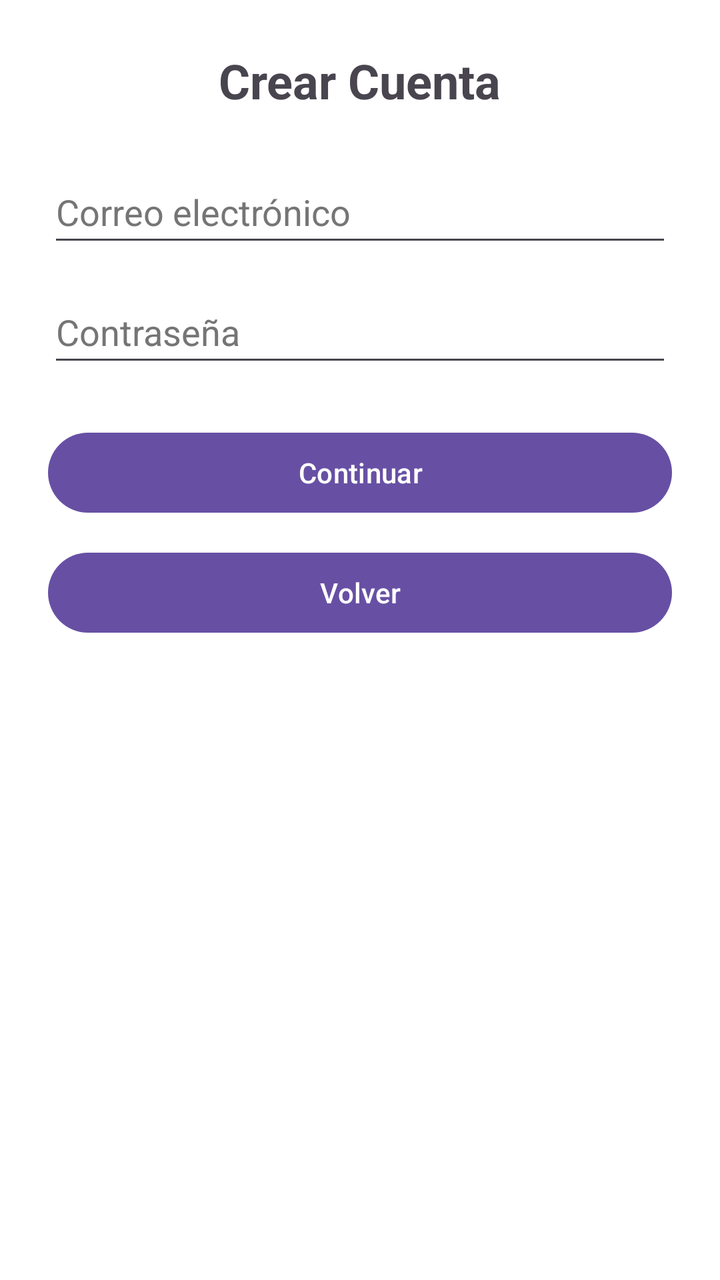
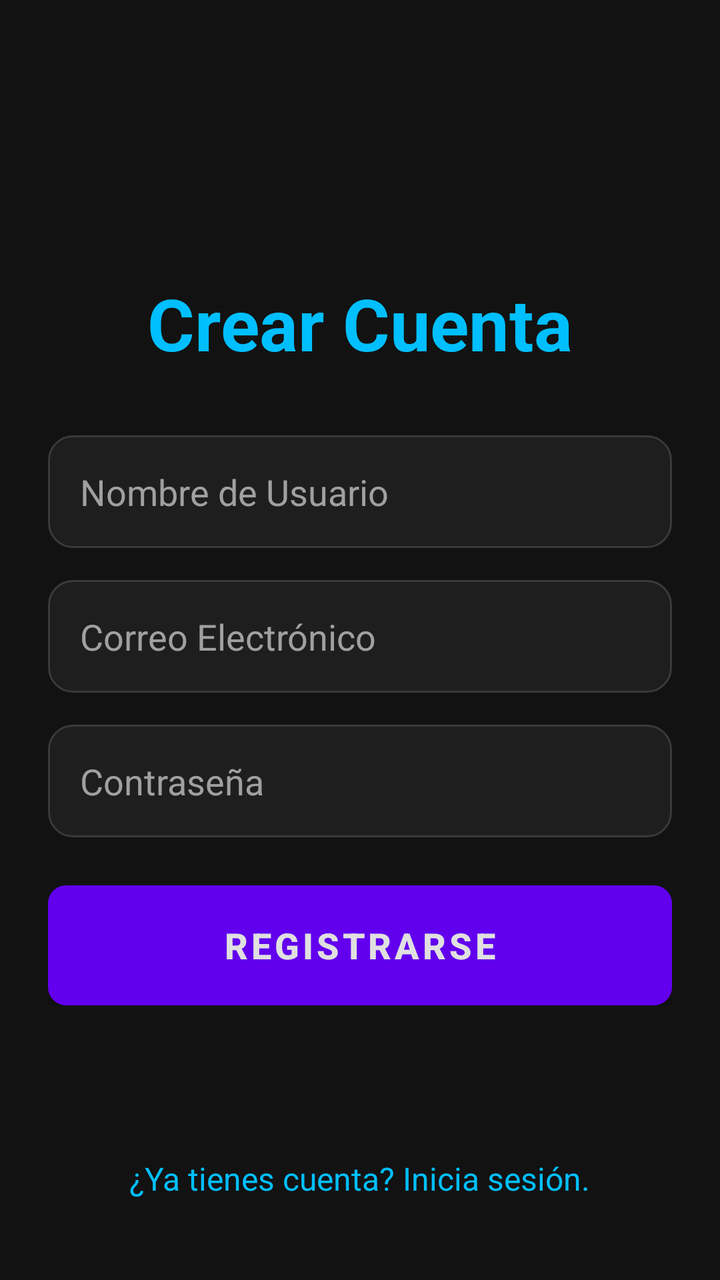

Before-and-after screenshots of an Android layout around one commit, followed by the original layout XML and the change that was made.
<!-- AndroidManifest.xml: application theme Theme.PathSecure -->
<!-- res/layout/activity_register.xml -->
<?xml version="1.0" encoding="utf-8"?>
<LinearLayout xmlns:android="http://schemas.android.com/apk/res/android"
    xmlns:tools="http://schemas.android.com/tools"
    android:layout_width="match_parent"
    android:layout_height="match_parent"
    android:orientation="vertical"
    android:gravity="center_horizontal"
    android:padding="24dp"
    android:background="#FFFFFF">

    <TextView
        android:layout_width="wrap_content"
        android:layout_height="wrap_content"
        android:text="Crear Cuenta"
        android:textSize="24sp"
        android:textStyle="bold"
        android:layout_marginBottom="24dp"
        tools:ignore="HardcodedText" />

    <EditText
        android:id="@+id/etEmailReg"
        android:layout_width="match_parent"
        android:layout_height="wrap_content"
        android:hint="Correo electrónico"
        android:inputType=""
        android:minHeight="48dp"
        android:textColorHint="#757575"
        tools:ignore=",Autofill,HardcodedText,TextFields,VisualLintTextFieldSize,TextContrastCheck,TextContrastCheck,TextContrastCheck" />

    <EditText
        android:id="@+id/etPassReg"
        android:layout_width="match_parent"
        android:layout_height="wrap_content"
        android:layout_marginTop="12dp"
        android:hint="Contraseña"
        android:inputType="textPassword"
        android:minHeight="48dp"
        android:textColorHint="#757575"
        tools:ignore="Autofill,HardcodedText,VisualLintTextFieldSize,TextContrastCheck,TouchTargetSizeCheck" />

    <Button
        android:id="@+id/btnCreateAccount"
        android:layout_width="match_parent"
        android:layout_height="wrap_content"
        android:text="Continuar"
        android:layout_marginTop="24dp"
        tools:ignore="HardcodedText,VisualLintButtonSize" />

    <Button
        android:id="@+id/btnBack"
        android:layout_width="match_parent"
        android:layout_height="wrap_content"
        android:text="Volver"
        android:layout_marginTop="12dp"
        tools:ignore="HardcodedText,VisualLintButtonSize" />
</LinearLayout>
<!-- resources referenced by this layout -->
<resources>
  <style name="Theme.PathSecure" parent="Base.Theme.PathSecure" />
  <style name="Base.Theme.PathSecure" parent="Theme.Material3.DayNight.NoActionBar">
          
          
      </style>
</resources>

<!-- the commit's change to res/layout/activity_register.xml (unified diff, before → after) -->
@@ -1,56 +1,88 @@
 <?xml version="1.0" encoding="utf-8"?>
-<LinearLayout xmlns:android="http://schemas.android.com/apk/res/android"
+<RelativeLayout xmlns:android="http://schemas.android.com/apk/res/android"
     xmlns:tools="http://schemas.android.com/tools"
     android:layout_width="match_parent"
     android:layout_height="match_parent"
-    android:orientation="vertical"
-    android:gravity="center_horizontal"
+    android:background="@color/futuristic_background"
     android:padding="24dp"
-    android:background="#FFFFFF">
+    tools:context=".activities.RegisterActivity">
 
+    <LinearLayout
+        android:layout_width="match_parent"
+        android:layout_height="wrap_content"
+        android:layout_centerInParent="true"
+        android:orientation="vertical">
+
+        <TextView
+            android:layout_width="wrap_content"
+            android:layout_height="wrap_content"
+            android:layout_gravity="center_horizontal"
+            android:text="Crear Cuenta"
+            android:textColor="@color/futuristic_primary_accent"
+            android:textSize="36sp"
+            android:textStyle="bold"
+            android:layout_marginBottom="32dp"/>
+
+        
+        <EditText
+            android:id="@+id/etUsername"
+            android:layout_width="match_parent"
+            android:layout_height="wrap_content"
+            android:layout_marginBottom="16dp"
+            android:background="@drawable/card_background_futuristic"
+            android:hint="Nombre de Usuario"
+            android:inputType="textPersonName"
+            android:padding="16dp"
+            android:textColor="@color/futuristic_text_primary"
+            android:textColorHint="@color/futuristic_text_secondary" />
+
+        
+        <EditText
+            android:id="@+id/etEmail"
+            android:layout_width="match_parent"
+            android:layout_height="wrap_content"
+            android:layout_marginBottom="16dp"
+            android:background="@drawable/card_background_futuristic"
+            android:hint="Correo Electrónico"
+            android:inputType="textEmailAddress"
+            android:padding="16dp"
+            android:textColor="@color/futuristic_text_primary"
+            android:textColorHint="@color/futuristic_text_secondary" />
+
+        
+        <EditText
+            android:id="@+id/etPassword"
+            android:layout_width="match_parent"
+            android:layout_height="wrap_content"
+            android:layout_marginBottom="24dp"
+            android:background="@drawable/card_background_futuristic"
+            android:hint="Contraseña"
+            android:inputType="textPassword"
+            android:padding="16dp"
+            android:textColor="@color/futuristic_text_primary"
+            android:textColorHint="@color/futuristic_text_secondary" />
+
+        
+        <Button
+            android:id="@+id/btnRegister"
+            style="@style/FuturisticButton"
+            android:layout_width="match_parent"
+            android:layout_height="60dp"
+            android:text="Registrarse"
+            android:textSize="18sp" />
+
+    </LinearLayout>
+
+    
     <TextView
+        android:id="@+id/tvGoToLogin"
         android:layout_width="wrap_content"
         android:layout_height="wrap_content"
-        android:text="Crear Cuenta"
-        android:textSize="24sp"
-        android:textStyle="bold"
-        android:layout_marginBottom="24dp"
-        tools:ignore="HardcodedText" />
+        android:layout_alignParentBottom="true"
+        android:layout_centerHorizontal="true"
+        android:text="¿Ya tienes cuenta? Inicia sesión."
+        android:textColor="@color/futuristic_primary_accent"
+        android:padding="16dp"
+        android:textSize="16sp" />
 
-    <EditText
-        android:id="@+id/etEmailReg"
-        android:layout_width="match_parent"
-        android:layout_height="wrap_content"
-        android:hint="Correo electrónico"
-        android:inputType=""
-        android:minHeight="48dp"
-        android:textColorHint="#757575"
-        tools:ignore=",Autofill,HardcodedText,TextFields,VisualLintTextFieldSize,TextContrastCheck,TextContrastCheck,TextContrastCheck" />
-
-    <EditText
-        android:id="@+id/etPassReg"
-        android:layout_width="match_parent"
-        android:layout_height="wrap_content"
-        android:layout_marginTop="12dp"
-        android:hint="Contraseña"
-        android:inputType="textPassword"
-        android:minHeight="48dp"
-        android:textColorHint="#757575"
-        tools:ignore="Autofill,HardcodedText,VisualLintTextFieldSize,TextContrastCheck,TouchTargetSizeCheck" />
-
-    <Button
-        android:id="@+id/btnCreateAccount"
-        android:layout_width="match_parent"
-        android:layout_height="wrap_content"
-        android:text="Continuar"
-        android:layout_marginTop="24dp"
-        tools:ignore="HardcodedText,VisualLintButtonSize" />
-
-    <Button
-        android:id="@+id/btnBack"
-        android:layout_width="match_parent"
-        android:layout_height="wrap_content"
-        android:text="Volver"
-        android:layout_marginTop="12dp"
-        tools:ignore="HardcodedText,VisualLintButtonSize" />
-</LinearLayout>
+</RelativeLayout>
<!-- resource entries referenced after the edit -->
@@ -1,9 +1,37 @@
 <!-- resources referenced by this layout -->
 <resources>
-  <style name="Theme.PathSecure" parent="Base.Theme.PathSecure" />
-  <style name="Base.Theme.PathSecure" parent="Theme.Material3.DayNight.NoActionBar">
-          
-          
+  <color name="futuristic_background">#121212</color>
+  <color name="futuristic_primary_accent">#00BFFF</color>
+  <color name="futuristic_text_primary">#E0E0E0</color>
+  <color name="futuristic_text_secondary">#A0A0A0</color>
+  <!-- drawable card_background_futuristic (drawable) -->
+  <?xml version="1.0" encoding="utf-8"?>
+  <shape xmlns:android="http://schemas.android.com/apk/res/android"
+      android:shape="rectangle">
+      <solid android:color="@color/futuristic_surface" />
+      <stroke
+          android:width="1dp"
+          android:color="@color/futuristic_border" />
+      <corners android:radius="12dp" />
+  </shape>
+  <style name="FuturisticButton" parent="Widget.MaterialComponents.Button">
+          <item name="android:background">@drawable/button_background_futuristic</item>
+          <item name="android:textColor">@color/futuristic_text_primary</item>
+          <item name="android:textStyle">bold</item>
       </style>
+  <style name="Theme.PathSecure" parent="Theme.MaterialComponents.DayNight.NoActionBar">
+      </style>
+  <color name="futuristic_surface">#1E1E1E</color>
+  <color name="futuristic_border">#3A3A3A</color>
+  <!-- drawable button_background_futuristic (drawable) -->
+  <?xml version="1.0" encoding="utf-8"?>
+  <shape xmlns:android="http://schemas.android.com/apk/res/android"
+      android:shape="rectangle">
+      <solid android:color="@color/futuristic_surface" />
+      <stroke
+          android:width="2dp"
+          android:color="@color/futuristic_primary_accent" />
+      <corners android:radius="8dp" />
+  </shape>
 </resources>
 
